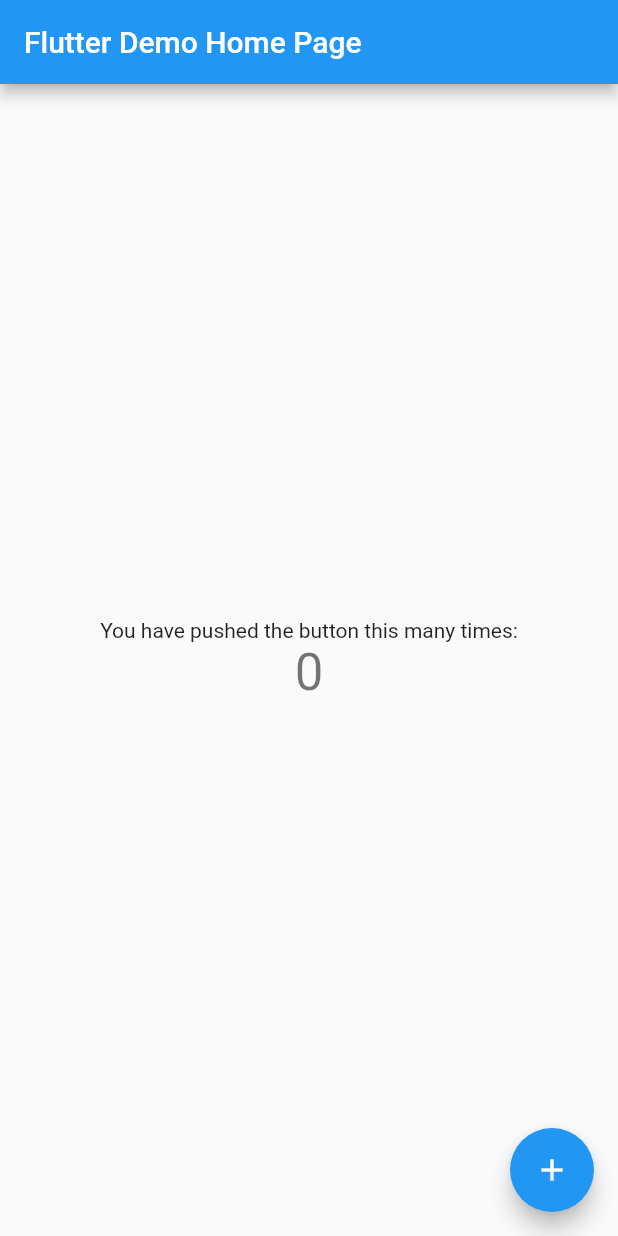
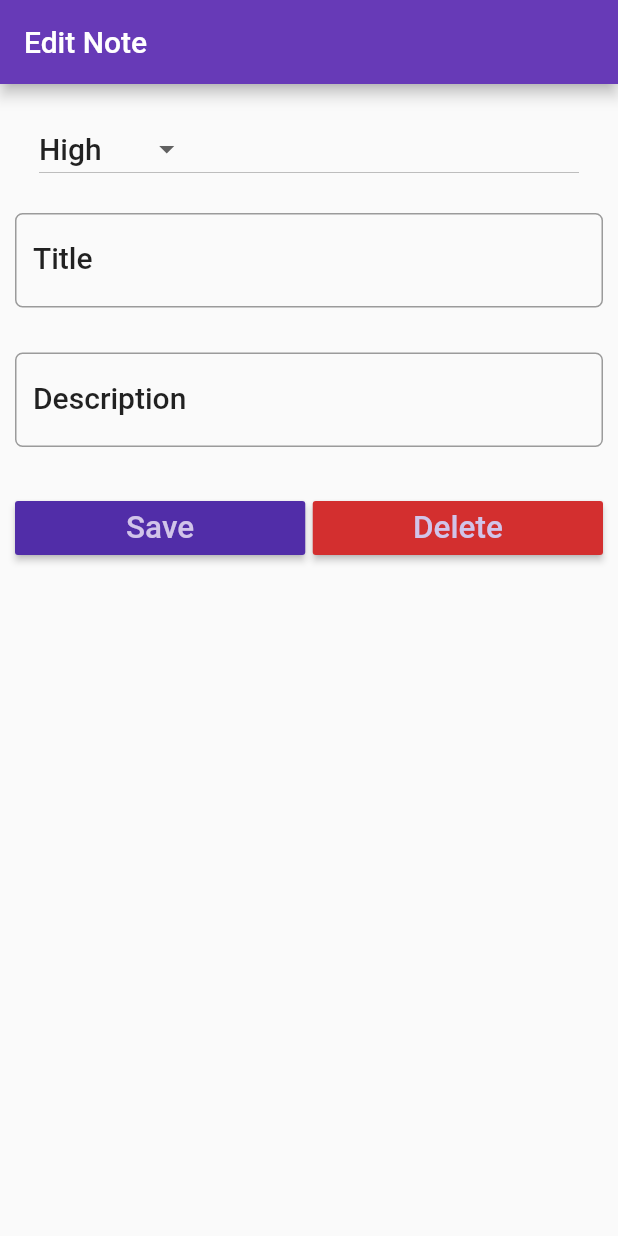
Before and after one commit to raj-vora/notekeeper-flutter, a Flutter app: the screen it shows after launch, on a phone screen of 412 x 824 dp. Run offline on Flutter 3.47's test engine with Material 2 defaults, Android fonts, the phone set to English and light mode, and no system bars.

Commit message:
basic ui built

```diff
--- a/lib/main.dart
+++ b/lib/main.dart
@@ -1,111 +1,18 @@
 import 'package:flutter/material.dart';
+import 'screens/note_details.dart';
+import 'screens/note_list.dart';
 
 void main() => runApp(MyApp());
 
 class MyApp extends StatelessWidget {
-  // This widget is the root of your application.
   @override
   Widget build(BuildContext context) {
     return MaterialApp(
-      title: 'Flutter Demo',
+      title: 'NoteKeeper',
       theme: ThemeData(
-        // This is the theme of your application.
-        //
-        // Try running your application with "flutter run". You'll see the
-        // application has a blue toolbar. Then, without quitting the app, try
-        // changing the primarySwatch below to Colors.green and then invoke
-        // "hot reload" (press "r" in the console where you ran "flutter run",
-        // or simply save your changes to "hot reload" in a Flutter IDE).
-        // Notice that the counter didn't reset back to zero; the application
-        // is not restarted.
-        primarySwatch: Colors.blue,
+        primarySwatch: Colors.deepPurple
       ),
-      home: MyHomePage(title: 'Flutter Demo Home Page'),
+      home: NoteDetails(),
     );
   }
 }
-
-class MyHomePage extends StatefulWidget {
-  MyHomePage({Key key, this.title}) : super(key: key);
-
-  // This widget is the home page of your application. It is stateful, meaning
-  // that it has a State object (defined below) that contains fields that affect
-  // how it looks.
-
-  // This class is the configuration for the state. It holds the values (in this
-  // case the title) provided by the parent (in this case the App widget) and
-  // used by the build method of the State. Fields in a Widget subclass are
-  // always marked "final".
-
-  final String title;
-
-  @override
-  _MyHomePageState createState() => _MyHomePageState();
-}
-
-class _MyHomePageState extends State<MyHomePage> {
-  int _counter = 0;
-
-  void _incrementCounter() {
-    setState(() {
-      // This call to setState tells the Flutter framework that something has
-      // changed in this State, which causes it to rerun the build method below
-      // so that the display can reflect the updated values. If we changed
-      // _counter without calling setState(), then the build method would not be
-      // called again, and so nothing would appear to happen.
-      _counter++;
-    });
-  }
-
-  @override
-  Widget build(BuildContext context) {
-    // This method is rerun every time setState is called, for instance as done
-    // by the _incrementCounter method above.
-    //
-    // The Flutter framework has been optimized to make rerunning build methods
-    // fast, so that you can just rebuild anything that needs updating rather
-    // than having to individually change instances of widgets.
-    return Scaffold(
-      appBar: AppBar(
-        // Here we take the value from the MyHomePage object that was created by
-        // the App.build method, and use it to set our appbar title.
-        title: Text(widget.title),
-      ),
-      body: Center(
-        // Center is a layout widget. It takes a single child and positions it
-        // in the middle of the parent.
-        child: Column(
-          // Column is also a layout widget. It takes a list of children and
-          // arranges them vertically. By default, it sizes itself to fit its
-          // children horizontally, and tries to be as tall as its parent.
-          //
-          // Invoke "debug painting" (press "p" in the console, choose the
-          // "Toggle Debug Paint" action from the Flutter Inspector in Android
-          // Studio, or the "Toggle Debug Paint" command in Visual Studio Code)
-          // to see the wireframe for each widget.
-          //
-          // Column has various properties to control how it sizes itself and
-          // how it positions its children. Here we use mainAxisAlignment to
-          // center the children vertically; the main axis here is the vertical
-          // axis because Columns are vertical (the cross axis would be
-          // horizontal).
-          mainAxisAlignment: MainAxisAlignment.center,
-          children: <Widget>[
-            Text(
-              'You have pushed the button this many times:',
-            ),
-            Text(
-              '$_counter',
-              style: Theme.of(context).textTheme.display1,
-            ),
-          ],
-        ),
-      ),
-      floatingActionButton: FloatingActionButton(
-        onPressed: _incrementCounter,
-        tooltip: 'Increment',
-        child: Icon(Icons.add),
-      ), // This trailing comma makes auto-formatting nicer for build methods.
-    );
-  }
-}
--- /dev/null
+++ b/lib/screens/note_details.dart
@@ -0,0 +1,102 @@
+import 'package:flutter/material.dart';
+
+class NoteDetails extends StatefulWidget {
+  @override
+  _NoteDetailsState createState() => _NoteDetailsState();
+}
+
+class _NoteDetailsState extends State<NoteDetails> {
+  static var _priorities = ['High', 'Medium' ,'Low'];
+  var _priority = _priorities[0];
+
+  TextEditingController titleController = TextEditingController();
+  TextEditingController descriptionController = TextEditingController();
+
+  @override
+  Widget build(BuildContext context) {
+    TextStyle textStyle = Theme.of(context).textTheme.title;
+
+    return Scaffold(
+      appBar: AppBar(
+        automaticallyImplyLeading: true,
+        title: Text('Edit Note'),
+      ),
+      body: Padding(
+        padding: const EdgeInsets.only(top: 15.0, left: 10.0, right: 10.0),
+        child: ListView(
+          children: <Widget>[
+            ListTile(
+              title: DropdownButton(
+                items: _priorities.map((String item) {
+                  return DropdownMenuItem<String>(
+                    child: Text(item),
+                    value: item,
+                  );
+                }).toList(),
+                style: textStyle,
+                value: _priority,
+                onChanged: (value){},
+              ),
+            ),
+            Padding(
+              padding: EdgeInsets.symmetric(vertical: 15.0),
+              child: TextField(
+                controller: titleController,
+                style: textStyle,
+                onChanged: (value){},
+                decoration: InputDecoration(
+                  labelText: 'Title',
+                  labelStyle: textStyle,
+                  border: OutlineInputBorder(
+                    borderRadius: BorderRadius.circular(5.0),
+                  )
+                ),
+              ),
+            ),
+            Padding(
+              padding: EdgeInsets.symmetric(vertical: 15.0),
+              child: TextField(
+                controller: descriptionController,
+                style: textStyle,
+                onChanged: (value){},
+                decoration: InputDecoration(
+                  labelText: 'Description',
+                  labelStyle: textStyle,
+                  border: OutlineInputBorder(
+                    borderRadius: BorderRadius.circular(5.0),
+                  )
+                ),
+              ),
+            ),
+            Padding(
+              padding: const EdgeInsets.symmetric(vertical: 15.0),
+              child: Row(
+                children: <Widget>[
+                  Expanded(
+                    child: RaisedButton(
+                      color: Theme.of(context).primaryColorDark,
+                      textColor: Theme.of(context).primaryColorLight,
+                      child: Text('Save', textScaleFactor: 1.5,),
+                      onPressed: (){},
+
+                    ),
+                  ),
+                  SizedBox(width: 5.0,),
+                  Expanded(
+                    child: RaisedButton(
+                      color: Theme.of(context).errorColor,
+                      textColor: Theme.of(context).primaryColorLight,
+                      child: Text('Delete', textScaleFactor: 1.5,),
+                      onPressed: (){},
+
+                    ),
+                  ),
+                ],
+              ),
+            )
+          ],
+        ),
+      ),
+    );
+  }
+}
```
Also changed, not shown: lib/screens/note_list.dart (added, +48 -0 lines).
